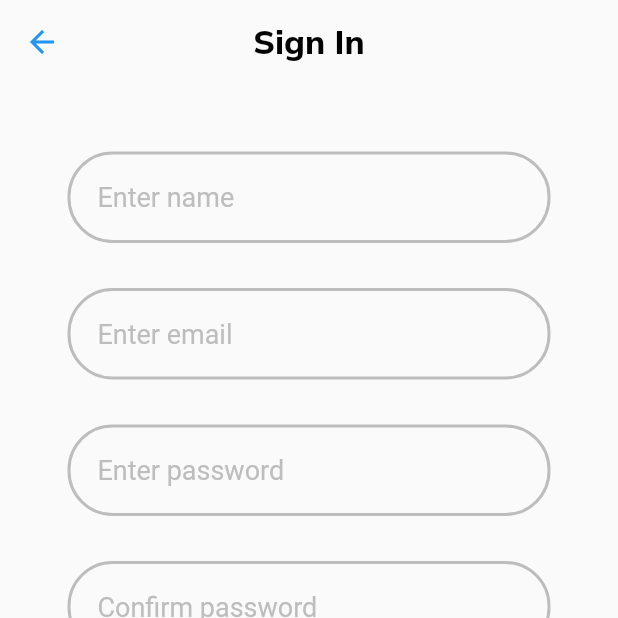
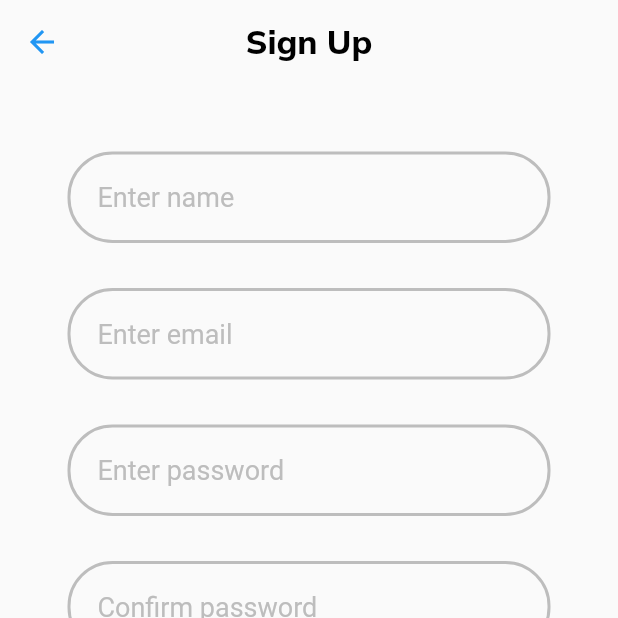
Before and after one commit to tayloradam1999/holberton-twitter_clone, a Flutter app: the SignUp screen opened directly, on a phone screen of 412 x 824 dp, the top half of it. Run offline on Flutter 3.47's test engine with Material 2 defaults, Android fonts, the phone set to English and light mode, and no system bars; our stand-ins replace google_fonts.

```diff
--- a/lib/screens/signup_screen.dart
+++ b/lib/screens/signup_screen.dart
@@ -56,7 +56,7 @@ class SignUpState extends State<SignUp> {
           onPressed: () => Navigator.pop(context),
         ),
         title: Text(
-          'Sign In',
+          'Sign Up',
           style: TextStyle(
             color: const Color.fromARGB(255, 0, 0, 0),
             fontFamily: GoogleFonts.mulish().fontFamily,
```
